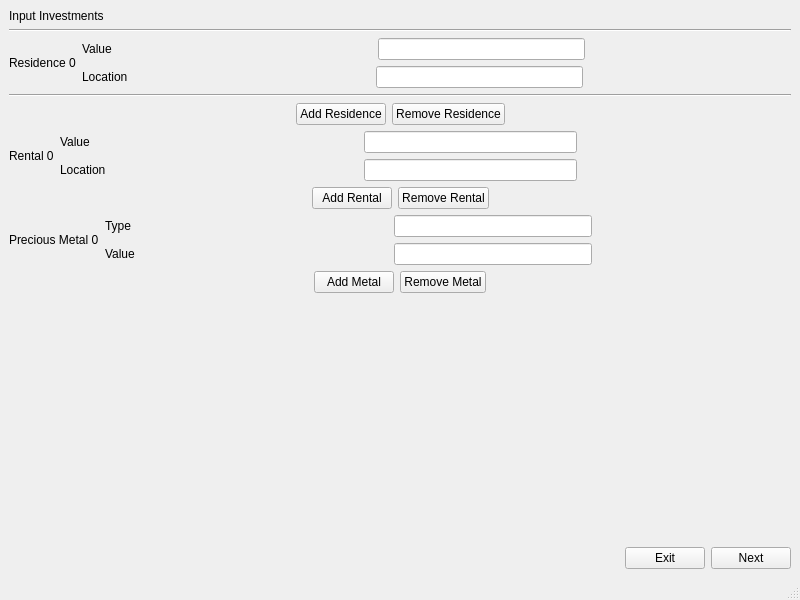
The window that Application/Application/predictionInputInvest.ui (abutlerboudakian/future_wallet) describes before a commit, drawn with Qt 5.
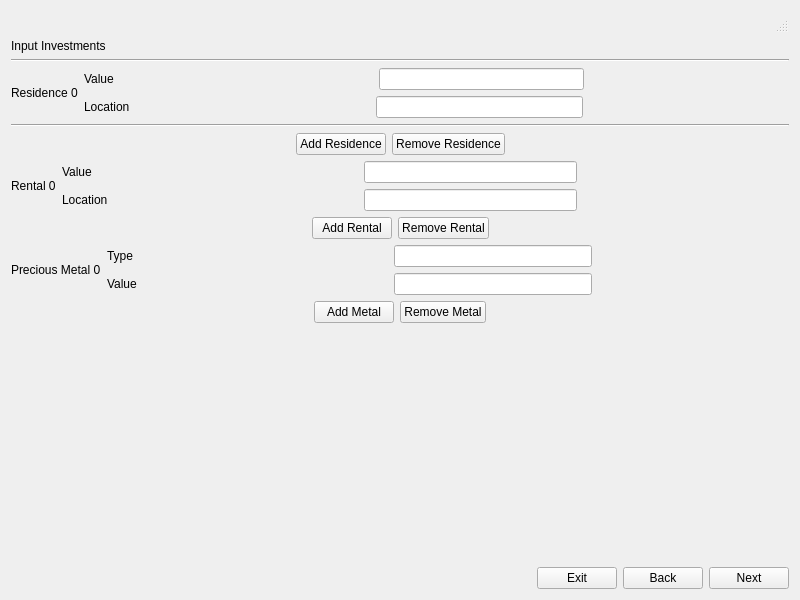
The same window after the commit.

```diff
--- a/Application/Application/predictionInputInvest.ui
+++ b/Application/Application/predictionInputInvest.ui
@@ -1,7 +1,7 @@
 <?xml version="1.0" encoding="UTF-8"?>
 <ui version="4.0">
- <class>MainApplication</class>
- <widget class="QMainWindow" name="MainApplication">
+ <class>predictionInputInvest</class>
+ <widget class="QWidget" name="predictionInputInvest">
   <property name="geometry">
    <rect>
     <x>0</x>
@@ -25,8 +25,10 @@
   <property name="windowTitle">
    <string>MainApplication</string>
   </property>
-  <widget class="QWidget" name="centralwidget">
-   <layout class="QVBoxLayout" name="verticalLayout_3">
+  <layout class="QVBoxLayout" name="verticalLayout_6">
+   <item>
+    <widget class="QStatusBar" name="statusbar"/>
+   </item>
     <item>
      <widget class="QLabel" name="label_2">
       <property name="text">
@@ -576,7 +578,14 @@
          </widget>
         </item>
         <item>
-         <widget class="QPushButton" name="pushButton_3">
+        <widget class="QPushButton" name="Back">
+         <property name="text">
+          <string>Back</string>
+         </property>
+        </widget>
+       </item>
+       <item>
+        <widget class="QPushButton" name="Next">
           <property name="text">
            <string>Next</string>
           </property>
@@ -587,8 +596,6 @@
      </layout>
     </item>
    </layout>
-  </widget>
-  <widget class="QStatusBar" name="statusbar"/>
  </widget>
  <resources/>
  <connections/>
```
Left out of the diff: 2 changed lines with no effect on the pictures. Lines whose indentation alone changed are shown as unchanged.
